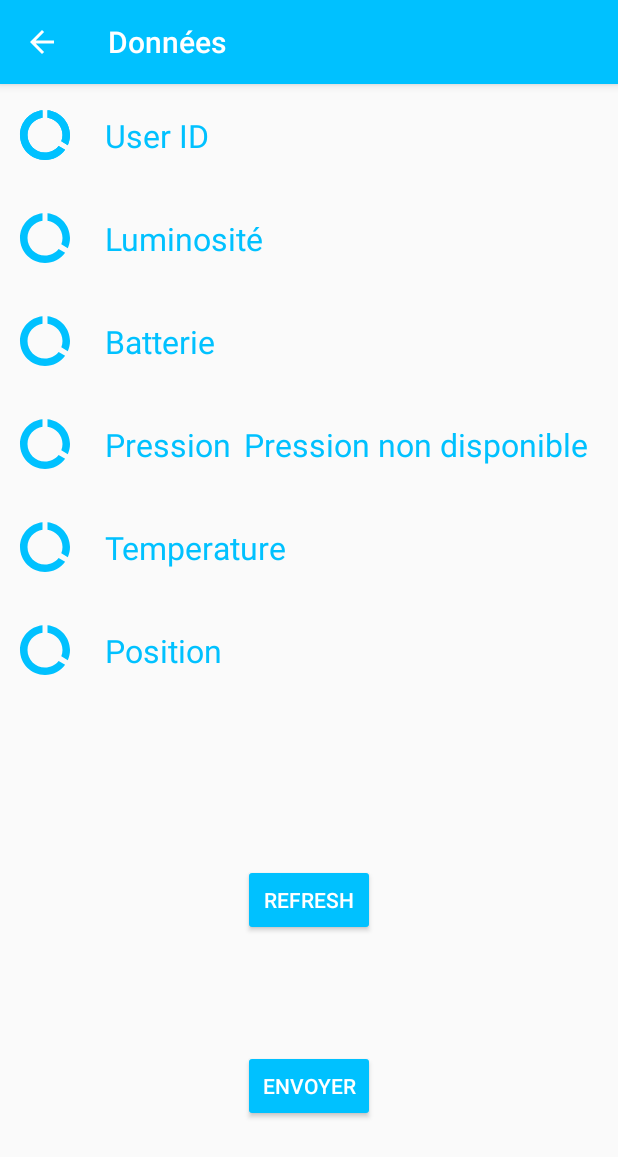
After one commit to s-jeremy/Android_App_Project, an Android app: the SensorsActivity screen opened directly, with no data from a screen before it, on a phone screen of 412 x 824 dp. The commit adds this screen. Shown: the top 1157 px of the screen. Run offline under Robolectric (Android 15) with nearby library versions, the phone set to English and light mode, and no system bars.

Commit message:
Add new Activity Sensors (for all) with his layout

```diff
--- a/app/src/main/AndroidManifest.xml
+++ b/app/src/main/AndroidManifest.xml
@@ -23,6 +23,7 @@
         <activity android:name=".ui.view.sensor.data_sensors.BatteryActivity"/>
         <activity android:name=".ui.view.sensor.data_sensors.LightActivity"/>
         <activity android:name=".ui.view.sensor.data_sensors.PositionActivity"/>
+        <activity android:name=".ui.view.sensor.SensorsActivity"/>
         <activity android:name=".ui.view.introduction.IntroductionActivity"/>
         <activity android:name=".ui.view.login.LoginActivity"/>
         <activity android:name=".ui.view.user_creation.UserCreationActivity"/>
--- a/app/src/main/java/com/android_app_project/app/ui/view/main/MainActivity.kt
+++ b/app/src/main/java/com/android_app_project/app/ui/view/main/MainActivity.kt
@@ -15,6 +15,7 @@ import com.android_app_project.app.ui.view.info.InfoActivity
 import com.android_app_project.app.ui.view.introduction.IntroductionActivity
 import com.android_app_project.app.ui.view.login.LoginActivity
 import com.android_app_project.app.ui.view.sensor.SensorRecyclerViewActivity
+import com.android_app_project.app.ui.view.sensor.SensorsActivity
 import com.android_app_project.app.ui.view.sensor.data_sensors.TemperatureActivity
 import com.android_app_project.app.ui.view.user_creation.UserCreationActivity
 import com.hitomi.cmlibrary.CircleMenu
@@ -88,9 +89,9 @@ class MainActivity : AppCompatActivity() {
                         }
 
                         "2" -> {
-                            val intentMain1 = Intent(this,MainActivity::class.java)
+                            val intentSensors = Intent(this,SensorsActivity::class.java)
                             constraintLayout.setBackgroundColor(Color.parseColor("#FACA42"))
-                            startActivity(intentMain1)
+                            startActivity(intentSensors)
                         }
 
                         "3" -> {
--- /dev/null
+++ b/app/src/main/java/com/android_app_project/app/ui/view/sensor/SensorsActivity.kt
@@ -0,0 +1,75 @@
+package com.android_app_project.app.ui.view.sensor
+
+import android.content.Context
+import android.content.Intent
+import android.hardware.Sensor
+import android.hardware.SensorEvent
+import android.hardware.SensorEventListener
+import android.hardware.SensorManager
+import android.os.Bundle
+import androidx.appcompat.app.AppCompatActivity
+import com.android_app_project.app.R
+import com.android_app_project.app.databinding.ActivitySensorsBinding
+import com.android_app_project.app.ui.view.sensor.data_sensors.PressureActivity
+import kotlinx.android.synthetic.main.activity_pressure.*
+
+class SensorsActivity : AppCompatActivity(), SensorEventListener {
+
+    companion object {
+        fun getStartIntent(ctx: Context): Intent {
+            return Intent(ctx, PressureActivity::class.java)
+        }
+    }
+    private lateinit var binding: ActivitySensorsBinding
+
+    private lateinit var sensorManager: SensorManager
+    private var pressure: Sensor? =null
+    private var isPressureSensorAvailable: Boolean? = null
+
+    override fun onCreate(savedInstanceState: Bundle?) {
+        super.onCreate(savedInstanceState)
+        setContentView(R.layout.activity_sensors)
+
+        // Binding Activity
+        binding = ActivitySensorsBinding.inflate(layoutInflater)
+        setContentView(binding.root)
+
+        // Pressure
+        sensorManager = getSystemService(Context.SENSOR_SERVICE) as SensorManager
+        pressure = sensorManager.getDefaultSensor(Sensor.TYPE_PRESSURE)
+
+        sensorManager.registerListener(this,pressure,SensorManager.SENSOR_DELAY_NORMAL)
+
+        if (pressure == null) {
+            // Success! There's a pressure sensor.
+            binding.txtPressure.setText("Pression non disponible")
+        }
+
+        // Activation de l'action retour dans la Toolbar de cette activity
+        supportActionBar?.apply {
+            setTitle("Données")
+            setDisplayHomeAsUpEnabled(true)
+            setDisplayShowCustomEnabled(true)
+        }
+    }
+
+    // Activation Bouton Retour
+    override fun onSupportNavigateUp(): Boolean {
+        finish()
+        return true
+    }
+
+    override fun onSensorChanged(event: SensorEvent?) {
+        if (event != null) {
+            if (event.sensor.getType() == Sensor.TYPE_PRESSURE) {
+                binding.txtPressure.setText(event.values[0].toString() + " hPa")
+            }
+        }
+    }
+
+    override fun onAccuracyChanged(sensor: Sensor?, accuracy: Int) {
+        TODO("Not yet implemented")
+    }
+
+
+}
--- /dev/null
+++ b/app/src/main/res/layout/activity_sensors.xml
@@ -0,0 +1,291 @@
+<?xml version="1.0" encoding="utf-8"?>
+<androidx.constraintlayout.widget.ConstraintLayout xmlns:android="http://schemas.android.com/apk/res/android"
+    xmlns:app="http://schemas.android.com/apk/res-auto"
+    xmlns:tools="http://schemas.android.com/tools"
+    android:layout_width="match_parent"
+    android:layout_height="match_parent"
+    tools:context=".ui.view.sensor.SensorsActivity"
+    android:orientation="vertical">
+
+    <LinearLayout
+        android:id="@+id/linearLayout"
+        android:layout_width="match_parent"
+        android:layout_height="match_parent"
+        android:orientation="vertical">
+
+        <RelativeLayout
+            android:id="@+id/relativeLayout"
+            android:layout_width="match_parent"
+            android:layout_height="wrap_content"
+            android:clickable="true"
+            android:orientation="horizontal"
+            tools:ignore="MissingConstraints">
+
+            <ImageView
+                android:layout_width="40dp"
+                android:layout_height="40dp"
+                android:layout_centerVertical="true"
+                android:layout_marginLeft="10dp"
+                android:src="@drawable/icon_data_action"></ImageView>
+
+            <TextView
+                android:id="@+id/txt_date"
+                android:layout_width="wrap_content"
+                android:layout_height="wrap_content"
+                android:layout_marginLeft="50dp"
+                android:padding="20dp"
+                android:text=""
+                android:textColor="@color/colorPrimary"
+                android:textSize="21sp"></TextView>
+
+            <RelativeLayout
+                android:layout_width="match_parent"
+                android:layout_height="wrap_content"
+                android:clickable="true"
+                android:orientation="horizontal">
+
+                <ImageView
+                    android:id="@+id/imageItem"
+                    android:layout_width="40dp"
+                    android:layout_height="40dp"
+                    android:layout_centerVertical="true"
+                    android:layout_marginLeft="10dp"
+                    android:src="@drawable/icon_data_action"></ImageView>
+
+                <TextView
+                    android:id="@+id/textItem"
+                    android:layout_width="wrap_content"
+                    android:layout_height="wrap_content"
+                    android:layout_marginLeft="50dp"
+                    android:padding="20dp"
+                    android:text="User ID"
+                    android:textColor="@color/colorPrimary"
+                    android:textSize="21sp"></TextView>
+
+                <TextView
+                    android:id="@+id/txt_user_id"
+                    android:layout_width="wrap_content"
+                    android:layout_height="wrap_content"
+                    android:layout_alignParentRight="true"
+                    android:layout_centerVertical="true"
+                    android:layout_marginLeft="50dp"
+                    android:padding="20dp"
+                    android:text=""
+                    android:textColor="@color/colorPrimary"
+                    android:textSize="21sp"></TextView>
+
+            </RelativeLayout>
+        </RelativeLayout>
+
+        <RelativeLayout
+            android:layout_width="match_parent"
+            android:layout_height="wrap_content"
+            android:clickable="true"
+            android:orientation="horizontal"
+            app:layout_constraintTop_toBottomOf="@+id/relativeLayout2"
+            tools:ignore="MissingConstraints">
+
+            <ImageView
+                android:layout_width="40dp"
+                android:layout_height="40dp"
+                android:layout_centerVertical="true"
+                android:layout_marginLeft="10dp"
+                android:src="@drawable/icon_data_action"></ImageView>
+
+            <TextView
+                android:layout_width="wrap_content"
+                android:layout_height="wrap_content"
+                android:layout_marginLeft="50dp"
+                android:padding="20dp"
+                android:text="Luminosité"
+                android:textColor="@color/colorPrimary"
+                android:textSize="21sp"></TextView>
+
+            <TextView
+                android:id="@+id/txt_light"
+                android:layout_width="wrap_content"
+                android:layout_height="wrap_content"
+                android:layout_alignParentRight="true"
+                android:layout_centerVertical="true"
+                android:layout_marginLeft="50dp"
+                android:padding="20dp"
+                android:text=""
+                android:textColor="@color/colorPrimary"
+                android:textSize="21sp"></TextView>
+
+        </RelativeLayout>
+
+        <RelativeLayout xmlns:android="http://schemas.android.com/apk/res/android"
+            android:layout_width="match_parent"
+            android:layout_height="wrap_content"
+            android:clickable="true"
+            android:orientation="horizontal">
+
+            <ImageView
+                android:layout_width="40dp"
+                android:layout_height="40dp"
+                android:layout_centerVertical="true"
+                android:layout_marginLeft="10dp"
+                android:src="@drawable/icon_data_action"></ImageView>
+
+            <TextView
+                android:layout_width="wrap_content"
+                android:layout_height="wrap_content"
+                android:layout_marginLeft="50dp"
+                android:padding="20dp"
+                android:text="Batterie"
+                android:textColor="@color/colorPrimary"
+                android:textSize="21sp"></TextView>
+
+            <TextView
+                android:id="@+id/txt_battery"
+                android:layout_width="wrap_content"
+                android:layout_height="wrap_content"
+                android:layout_alignParentRight="true"
+                android:layout_centerVertical="true"
+                android:layout_marginLeft="50dp"
+                android:padding="20dp"
+                android:text=""
+                android:textColor="@color/colorPrimary"
+                android:textSize="21sp"></TextView>
+
+        </RelativeLayout>
+
+        <RelativeLayout xmlns:android="http://schemas.android.com/apk/res/android"
+            android:layout_width="match_parent"
+            android:layout_height="wrap_content"
+            android:clickable="true"
+            android:orientation="horizontal">
+
+            <ImageView
+                android:layout_width="40dp"
+                android:layout_height="40dp"
+                android:layout_centerVertical="true"
+                android:layout_marginLeft="10dp"
+                android:src="@drawable/icon_data_action"></ImageView>
+
+            <TextView
+                android:layout_width="wrap_content"
+                android:layout_height="wrap_content"
+                android:layout_marginLeft="50dp"
+                android:padding="20dp"
+                android:text="Pression"
+                android:textColor="@color/colorPrimary"
+                android:textSize="21sp"></TextView>
+
+            <TextView
+                android:id="@+id/txt_pressure"
+                android:layout_width="wrap_content"
+                android:layout_height="wrap_content"
+                android:layout_alignParentRight="true"
+                android:layout_centerVertical="true"
+                android:layout_marginLeft="50dp"
+                android:padding="20dp"
+                android:text=""
+                android:textColor="@color/colorPrimary"
+                android:textSize="21sp"></TextView>
+
+        </RelativeLayout>
+
+        <RelativeLayout xmlns:android="http://schemas.android.com/apk/res/android"
+            android:layout_width="match_parent"
+            android:layout_height="wrap_content"
+            android:clickable="true"
+            android:orientation="horizontal">
+
+            <ImageView
+                android:layout_width="40dp"
+                android:layout_height="40dp"
+                android:layout_centerVertical="true"
+                android:layout_marginLeft="10dp"
+                android:src="@drawable/icon_data_action"></ImageView>
+
+            <TextView
+                android:layout_width="wrap_content"
+                android:layout_height="wrap_content"
+                android:layout_marginLeft="50dp"
+                android:padding="20dp"
+                android:text="Temperature"
+                android:textColor="@color/colorPrimary"
+                android:textSize="21sp"></TextView>
+
+            <TextView
+                android:id="@+id/txt_temperature"
+                android:layout_width="wrap_content"
+                android:layout_height="wrap_content"
+                android:layout_alignParentRight="true"
+                android:layout_centerVertical="true"
+                android:layout_marginLeft="50dp"
+                android:padding="20dp"
+                android:text=""
+                android:textColor="@color/colorPrimary"
+                android:textSize="21sp"></TextView>
+
+        </RelativeLayout>
+
+        <RelativeLayout xmlns:android="http://schemas.android.com/apk/res/android"
+            android:layout_width="match_parent"
+            android:layout_height="wrap_content"
+            android:clickable="true"
+            android:orientation="horizontal">
+
+            <ImageView
+                android:layout_width="40dp"
+                android:layout_height="40dp"
+                android:layout_centerVertical="true"
+                android:layout_marginLeft="10dp"
+                android:src="@drawable/icon_data_action"></ImageView>
+
+            <TextView
+                android:layout_width="wrap_content"
+                android:layout_height="wrap_content"
+                android:layout_marginLeft="50dp"
+                android:padding="20dp"
+                android:text="Position"
+                android:textColor="@color/colorPrimary"
+                android:textSize="21sp"></TextView>
+
+            <TextView
+                android:id="@+id/txt_position"
+                android:layout_width="wrap_content"
+                android:layout_height="wrap_content"
+                android:layout_alignParentRight="true"
+                android:layout_centerVertical="true"
+                android:layout_marginLeft="50dp"
+                android:padding="20dp"
+                android:text=""
+                android:textColor="@color/colorPrimary"
+                android:textSize="21sp"></TextView>
+
+        </RelativeLayout>
+
+
+    </LinearLayout>
+
+    <Button
+        android:id="@+id/refreshButton"
+        android:layout_width="wrap_content"
+        android:layout_height="wrap_content"
+        android:text="Refresh"
+        android:textColor="@color/colorSecondary"
+        android:layout_marginBottom="200dp"
+        app:backgroundTint="@color/colorPrimary"
+        app:layout_constraintBottom_toBottomOf="@+id/linearLayout"
+        app:layout_constraintEnd_toEndOf="parent"
+        app:layout_constraintStart_toStartOf="parent"
+        app:rippleColor="@color/colorPrimary" />
+
+    <Button
+        android:id="@+id/collectButton"
+        android:layout_width="wrap_content"
+        android:layout_height="wrap_content"
+        android:text="Envoyer"
+        android:textColor="@color/colorSecondary"
+        app:backgroundTint="@color/colorPrimary"
+        app:layout_constraintBottom_toBottomOf="@+id/linearLayout"
+        app:layout_constraintEnd_toEndOf="parent"
+        app:layout_constraintStart_toStartOf="parent"
+        app:layout_constraintTop_toBottomOf="@+id/refreshButton"
+        app:rippleColor="@color/colorPrimary" />
+
+</androidx.constraintlayout.widget.ConstraintLayout>
```
